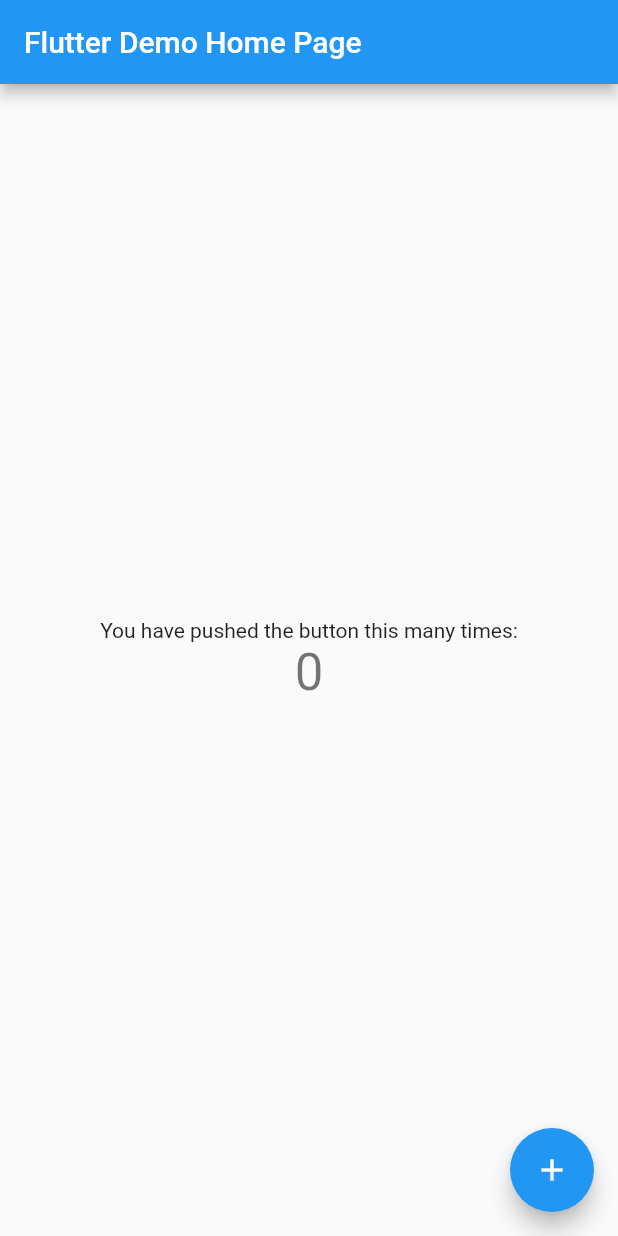
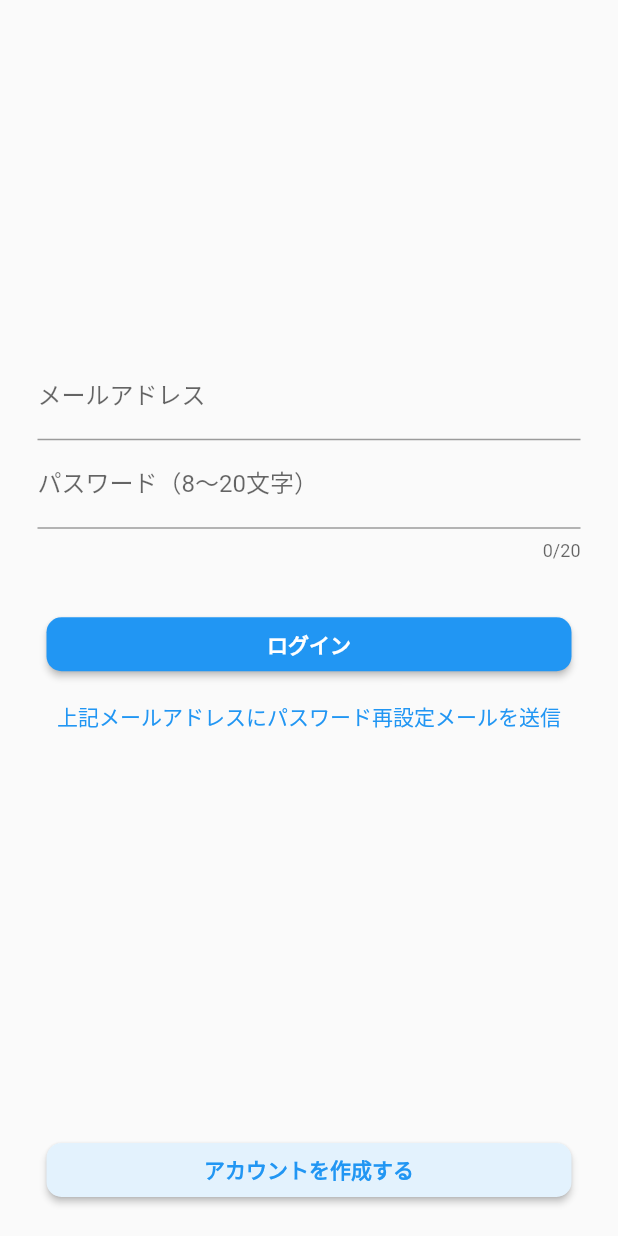
Before and after one commit to Keiji-morita/todo_for_Traial, a Flutter app: the screen it shows after launch, on a phone screen of 412 x 824 dp. Run offline on Flutter 3.47's test engine with Material 2 defaults, Android fonts, the phone set to English and light mode, and no system bars; our stand-ins replace firebase_auth, firebase_core; accounts and stored records are empty.

Commit message:
uiコピー

```diff
--- /dev/null
+++ b/lib/login_parts/authentication_error.dart
@@ -0,0 +1,43 @@
+// Firebase Authentication利用時の日本語エラーメッセージ
+class Authentication_error_to_ja {
+  // ログイン時の日本語エラーメッセージ
+  login_error_msg(int error_code, String org_error_msg) {
+    String error_msg;
+
+    if (error_code == 360587416) {
+      error_msg = '有効なメールアドレスを入力してください。';
+    } else if (error_code == 505284406) {
+      // 入力されたメールアドレスが登録されていない場合
+      error_msg = 'メールアドレスかパスワードが間違っています。';
+    } else if (error_code == 185768934) {
+      // 入力されたパスワードが間違っている場合
+      error_msg = 'メールアドレスかパスワードが間違っています。';
+    } else if (error_code == 447031946) {
+      // メールアドレスかパスワードがEmpty or Nullの場合
+      error_msg = 'メールアドレスとパスワードを入力してください。';
+    } else {
+      error_msg = org_error_msg + '[' + error_code.toString() + ']';
+    }
+
+    return error_msg;
+  }
+
+  // アカウント登録時の日本語エラーメッセージ
+  register_error_msg(int error_code, String org_error_msg) {
+    String error_msg;
+
+    if (error_code == 360587416) {
+      error_msg = '有効なメールアドレスを入力してください。';
+    } else if (error_code == 34618382) {
+      // メールアドレスかパスワードがEmpty or Nullの場合
+      error_msg = '既に登録済みのメールアドレスです。';
+    } else if (error_code == 447031946) {
+      // メールアドレスかパスワードがEmpty or Nullの場合
+      error_msg = 'メールアドレスとパスワードを入力してください。';
+    } else {
+      error_msg = org_error_msg + '[' + error_code.toString() + ']';
+    }
+
+    return error_msg;
+  }
+}
--- /dev/null
+++ b/lib/login_parts/login.dart
@@ -0,0 +1,171 @@
+import 'package:flutter/material.dart';
+import 'package:firebase_auth/firebase_auth.dart';
+import 'authentication_error.dart';
+import 'registration.dart';
+import '../home.dart';
+import 'email_check.dart';
+
+class Login extends StatefulWidget {
+  @override
+  _Login createState() => _Login();
+}
+
+class _Login extends State<Login> {
+  // Firebase 認証
+  final _auth = FirebaseAuth.instance;
+
+  String _login_Email = ""; // 入力されたメールアドレス
+  String _login_Password = ""; // 入力されたパスワード
+  String _infoText = ""; // ログインに関する情報を表示
+
+  // エラーメッセージを日本語化するためのクラス
+  final auth_error = Authentication_error_to_ja();
+
+  @override
+  Widget build(BuildContext context) {
+    return Scaffold(
+      body: Center(
+        child: Column(
+          mainAxisSize: MainAxisSize.min,
+          children: <Widget>[
+            // メールアドレスの入力フォーム
+            Padding(
+                padding: EdgeInsets.fromLTRB(25.0, 0, 25.0, 0),
+                child: TextFormField(
+                  decoration: InputDecoration(labelText: "メールアドレス"),
+                  onChanged: (String value) {
+                    _login_Email = value;
+                  },
+                )),
+
+            // パスワードの入力フォーム
+            Padding(
+              padding: EdgeInsets.fromLTRB(25.0, 0, 25.0, 10.0),
+              child: TextFormField(
+                decoration: InputDecoration(labelText: "パスワード（8～20文字）"),
+                obscureText: true, // パスワードが見えないようRにする
+                maxLength: 20, // 入力可能な文字数
+                // maxLengthEnforced: false, // 入力可能な文字数の制限を超える場合の挙動の制御
+                onChanged: (String value) {
+                  _login_Password = value;
+                },
+              ),
+            ),
+
+            // ログイン失敗時のエラーメッセージ
+            Padding(
+              padding: EdgeInsets.fromLTRB(20.0, 0, 20.0, 5.0),
+              child: Text(
+                _infoText,
+                style: TextStyle(color: Colors.red),
+              ),
+            ),
+
+            // ログインボタンの配置
+            SizedBox(
+              width: 350.0,
+              // height: 100.0,
+              child: ElevatedButton(
+                // ボタンの形状や背景色など
+                style: ElevatedButton.styleFrom(
+                  primary: Colors.blue, // background-color
+                  onPrimary: Colors.white, //text-color
+                  shape: RoundedRectangleBorder(
+                    borderRadius: BorderRadius.circular(10),
+                  ),
+                ),
+
+                // ボタン内の文字と書式
+                child: Text(
+                  'ログイン',
+                  style: TextStyle(fontWeight: FontWeight.bold),
+                ),
+
+                onPressed: () async {
+                  try {
+                    // メール/パスワードでログイン
+                    UserCredential _result =
+                        await _auth.signInWithEmailAndPassword(
+                      email: _login_Email,
+                      password: _login_Password,
+                    );
+
+                    // ログイン成功
+                    User _user = _result.user!; // ログインユーザーのIDを取得
+
+                    // Email確認が済んでいる場合のみHome画面へ
+                    if (_user.emailVerified) {
+                      Navigator.push(
+                          context,
+                          MaterialPageRoute(
+                            builder: (context) =>
+                                Home(user_id: _user.uid, auth: _auth),
+                          ));
+                    } else {
+                      Navigator.push(
+                        context,
+                        MaterialPageRoute(
+                            builder: (context) => Emailcheck(
+                                email: _login_Email,
+                                pswd: _login_Password,
+                                from: 2)),
+                      );
+                    }
+                  } catch (e) {
+                    // ログインに失敗した場合
+                    setState(() {
+                      _infoText =
+                          auth_error.login_error_msg(e.hashCode, e.toString());
+                    });
+                  }
+                },
+              ),
+            ),
+
+            // ログイン失敗時のエラーメッセージ
+            TextButton(
+              child: Text('上記メールアドレスにパスワード再設定メールを送信'),
+              onPressed: () =>
+                  _auth.sendPasswordResetEmail(email: _login_Email),
+            ),
+          ],
+        ),
+      ),
+
+      // 画面下にアカウント作成画面への遷移ボタンを配置
+      bottomNavigationBar:
+          Column(mainAxisSize: MainAxisSize.min, children: <Widget>[
+        Padding(
+          padding: const EdgeInsets.all(20.0),
+          child: SizedBox(
+            width: 350.0,
+            // height: 100.0,
+            child: ElevatedButton(
+                // ボタンの形状や背景色など
+                style: ElevatedButton.styleFrom(
+                  primary: Colors.blue[50], // background-color
+                  onPrimary: Colors.blue, //text-color
+                  shape: RoundedRectangleBorder(
+                    borderRadius: BorderRadius.circular(10),
+                  ),
+                ),
+                child: Text(
+                  'アカウントを作成する',
+                  style: TextStyle(fontWeight: FontWeight.bold),
+                ),
+
+                // ボタンクリック後にアカウント作成用の画面の遷移する。
+                onPressed: () {
+                  Navigator.of(context).push(
+                    MaterialPageRoute(
+                      fullscreenDialog: true,
+                      builder: (BuildContext context) => Registration(),
+                    ),
+                  );
+                }),
+          ),
+        ),
+      ]),
+    );
+  }
+}
--- a/lib/main.dart
+++ b/lib/main.dart
@@ -1,115 +1,22 @@
 import 'package:flutter/material.dart';
+import 'package:firebase_core/firebase_core.dart';
+import 'login_parts/login.dart';
 
-void main() {
-  runApp(const MyApp());
+void main() async {
+  WidgetsFlutterBinding.ensureInitialized();
+  await Firebase.initializeApp();
+  runApp(MyApp());
 }
 
 class MyApp extends StatelessWidget {
-  const MyApp({Key? key}) : super(key: key);
-
-  // This widget is the root of your application.
   @override
   Widget build(BuildContext context) {
     return MaterialApp(
-      title: 'Flutter Demo',
-      theme: ThemeData(
-        // This is the theme of your application.
-        //
-        // Try running your application with "flutter run". You'll see the
-        // application has a blue toolbar. Then, without quitting the app, try
-        // changing the primarySwatch below to Colors.green and then invoke
-        // "hot reload" (press "r" in the console where you ran "flutter run",
-        // or simply save your changes to "hot reload" in a Flutter IDE).
-        // Notice that the counter didn't reset back to zero; the application
-        // is not restarted.
-        primarySwatch: Colors.blue,
-      ),
-      home: const MyHomePage(title: 'Flutter Demo Home Page'),
+      title: 'Firebase Auth',
+      home: Login(),
+      routes: <String, WidgetBuilder>{
+        '/login': (_) => new Login(),
+      },
     );
   }
 }
-
-class MyHomePage extends StatefulWidget {
-  const MyHomePage({Key? key, required this.title}) : super(key: key);
-
-  // This widget is the home page of your application. It is stateful, meaning
-  // that it has a State object (defined below) that contains fields that affect
-  // how it looks.
-
-  // This class is the configuration for the state. It holds the values (in this
-  // case the title) provided by the parent (in this case the App widget) and
-  // used by the build method of the State. Fields in a Widget subclass are
-  // always marked "final".
-
-  final String title;
-
-  @override
-  State<MyHomePage> createState() => _MyHomePageState();
-}
-
-class _MyHomePageState extends State<MyHomePage> {
-  int _counter = 0;
-
-  void _incrementCounter() {
-    setState(() {
-      // This call to setState tells the Flutter framework that something has
-      // changed in this State, which causes it to rerun the build method below
-      // so that the display can reflect the updated values. If we changed
-      // _counter without calling setState(), then the build method would not be
-      // called again, and so nothing would appear to happen.
-      _counter++;
-    });
-  }
-
-  @override
-  Widget build(BuildContext context) {
-    // This method is rerun every time setState is called, for instance as done
-    // by the _incrementCounter method above.
-    //
-    // The Flutter framework has been optimized to make rerunning build methods
-    // fast, so that you can just rebuild anything that needs updating rather
-    // than having to individually change instances of widgets.
-    return Scaffold(
-      appBar: AppBar(
-        // Here we take the value from the MyHomePage object that was created by
-        // the App.build method, and use it to set our appbar title.
-        title: Text(widget.title),
-      ),
-      body: Center(
-        // Center is a layout widget. It takes a single child and positions it
-        // in the middle of the parent.
-        child: Column(
-          // Column is also a layout widget. It takes a list of children and
-          // arranges them vertically. By default, it sizes itself to fit its
-          // children horizontally, and tries to be as tall as its parent.
-          //
-          // Invoke "debug painting" (press "p" in the console, choose the
-          // "Toggle Debug Paint" action from the Flutter Inspector in Android
-          // Studio, or the "Toggle Debug Paint" command in Visual Studio Code)
-          // to see the wireframe for each widget.
-          //
-          // Column has various properties to control how it sizes itself and
-          // how it positions its children. Here we use mainAxisAlignment to
-          // center the children vertically; the main axis here is the vertical
-          // axis because Columns are vertical (the cross axis would be
-          // horizontal).
-          mainAxisAlignment: MainAxisAlignment.center,
-          children: <Widget>[
-            const Text(
-              'You have pushed the button this many times:',
-            ),
-            Text(
-              '$_counter',
-              style: Theme.of(context).textTheme.headline4,
-            ),
-          ],
-        ),
-      ),
-      floatingActionButton: FloatingActionButton(
-        onPressed: _incrementCounter,
-        tooltip: 'Increment',
-        child: const Icon(Icons.add),
-      ), // This trailing comma makes auto-formatting nicer for build methods.
-    );
-  }
-}
--- a/pubspec.yaml
+++ b/pubspec.yaml
@@ -34,6 +34,8 @@
   # The following adds the Cupertino Icons font to your application.
   # Use with the CupertinoIcons class for iOS style icons.
   cupertino_icons: ^1.0.2
+  firebase_core: ^1.17.0
+  firebase_auth: ^3.3.18
 
 dev_dependencies:
   flutter_test:
```
Also changed, not shown: lib/home.dart (added, +65 -0 lines), lib/login_parts/email_check.dart (added, +153 -0 lines), lib/login_parts/registration.dart (added, +132 -0 lines), lib/firebase_options.dart (added), pubspec.lock, 11 other files.
